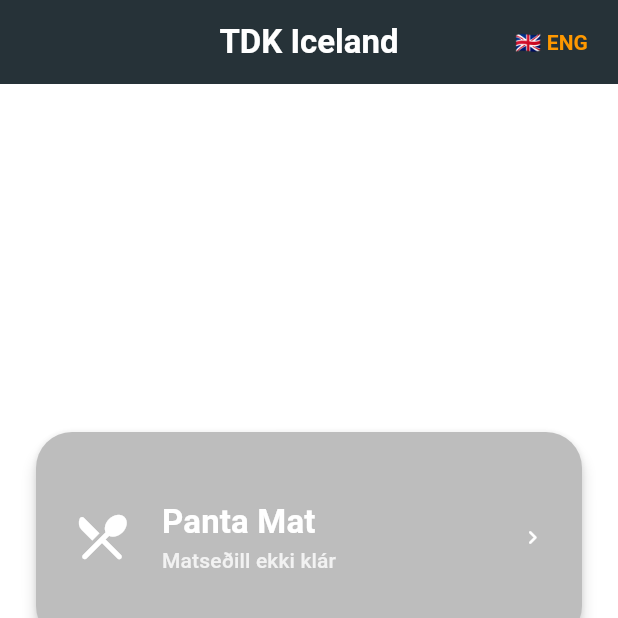
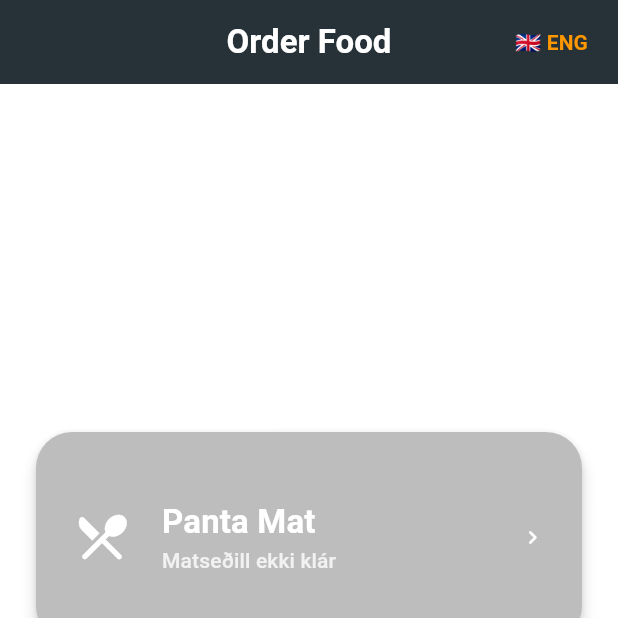
Before and after one commit to almararn/food-menu, a Flutter app: the screen it shows after launch, on a phone screen of 412 x 824 dp, the top half of it. Run offline on Flutter 3.47's test engine with Material 3 defaults, Android fonts, the phone set to English and light mode, and no system bars; network calls fail.

Commit message:
1. sending

```diff
--- a/lib/screens/home_screen.dart
+++ b/lib/screens/home_screen.dart
@@ -59,7 +59,7 @@ class HomeScreen extends StatelessWidget {
             backgroundColor: Colors.blueGrey.shade900,
             centerTitle: true,
             title: Text(
-              isIcelandic ? 'TDK Iceland' : 'TDK Staff App',
+              'Order Food',
               style: const TextStyle(
                 color: Colors.white,
                 fontWeight: FontWeight.bold,
```
